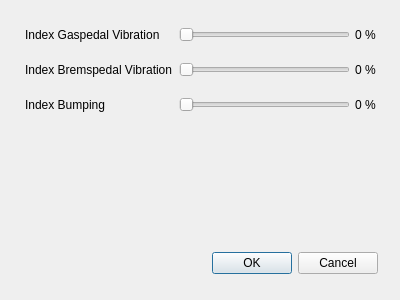
This is wheelslipconfiguration.ui in Lumlumski/PedalVibration as Qt 5 draws it before an edit. The edited form follows.
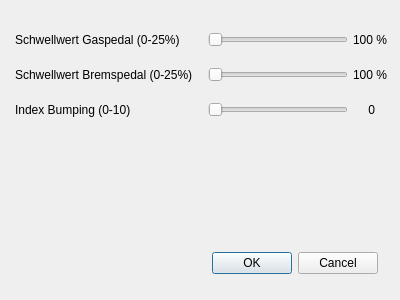
This is the edited form. Icons and pictures are not drawn.

Commit message: Added settable indices for brake, gas, and bumping

Patch:
```diff
--- a/wheelslipconfiguration.ui
+++ b/wheelslipconfiguration.ui
@@ -10,6 +10,12 @@
     <height>300</height>
    </rect>
   </property>
+  <property name="sizePolicy">
+   <sizepolicy hsizetype="Fixed" vsizetype="Fixed">
+    <horstretch>0</horstretch>
+    <verstretch>0</verstretch>
+   </sizepolicy>
+  </property>
   <property name="windowTitle">
    <string>Configure Wheel Slip Detection</string>
   </property>
@@ -37,13 +43,16 @@
   <widget class="QWidget" name="formLayoutWidget">
    <property name="geometry">
     <rect>
-     <x>10</x>
+     <x>0</x>
      <y>10</y>
-     <width>381</width>
+     <width>401</width>
      <height>221</height>
     </rect>
    </property>
    <layout class="QFormLayout" name="formLayout">
+    <property name="horizontalSpacing">
+     <number>15</number>
+    </property>
     <property name="verticalSpacing">
      <number>15</number>
     </property>
@@ -51,24 +60,39 @@
      <number>15</number>
     </property>
     <property name="topMargin">
-     <number>15</number>
+     <number>20</number>
     </property>
     <property name="rightMargin">
-     <number>15</number>
+     <number>0</number>
     </property>
     <item row="0" column="0">
      <widget class="QLabel" name="gasIndexLabel">
       <property name="text">
-       <string>Index Gaspedal Vibration</string>
+       <string>Schwellwert Gaspedal (0-25%)</string>
       </property>
      </widget>
     </item>
     <item row="0" column="1">
-     <layout class="QHBoxLayout" name="gasIndexHorizLayout">
+     <layout class="QHBoxLayout" name="gasIndexHorizLayout" stretch="0,1,0">
+      <property name="spacing">
+       <number>0</number>
+      </property>
       <item>
        <widget class="QSlider" name="gasIndexSlider">
+        <property name="sizePolicy">
+         <sizepolicy hsizetype="Fixed" vsizetype="Fixed">
+          <horstretch>0</horstretch>
+          <verstretch>0</verstretch>
+         </sizepolicy>
+        </property>
+        <property name="minimumSize">
+         <size>
+          <width>140</width>
+          <height>0</height>
+         </size>
+        </property>
         <property name="maximum">
-         <number>100</number>
+         <number>25</number>
         </property>
         <property name="orientation">
          <enum>Qt::Horizontal</enum>
@@ -93,19 +117,49 @@
       </item>
       <item>
        <widget class="QLabel" name="gasIndexPercLabel">
+        <property name="sizePolicy">
+         <sizepolicy hsizetype="Fixed" vsizetype="Preferred">
+          <horstretch>0</horstretch>
+          <verstretch>0</verstretch>
+         </sizepolicy>
+        </property>
+        <property name="minimumSize">
+         <size>
+          <width>32</width>
+          <height>0</height>
+         </size>
+        </property>
         <property name="text">
-         <string>0 %</string>
+         <string>100 %</string>
+        </property>
+        <property name="alignment">
+         <set>Qt::AlignRight|Qt::AlignTrailing|Qt::AlignVCenter</set>
         </property>
        </widget>
       </item>
      </layout>
     </item>
     <item row="1" column="1">
-     <layout class="QHBoxLayout" name="brakeIndexHorizLayout">
+     <layout class="QHBoxLayout" name="brakeIndexHorizLayout" stretch="0,1,0">
+      <property name="spacing">
+       <number>0</number>
+      </property>
       <item>
        <widget class="QSlider" name="brakeIndexSlider">
+        <property name="sizePolicy">
+         <sizepolicy hsizetype="Fixed" vsizetype="Fixed">
+          <horstretch>0</horstretch>
+          <verstretch>0</verstretch>
+         </sizepolicy>
+        </property>
+        <property name="minimumSize">
+         <size>
+          <width>140</width>
+          <height>0</height>
+         </size>
+        </property>
         <property name="maximum">
-         <number>100</number>
+         <number>25</number>
         </property>
         <property name="orientation">
          <enum>Qt::Horizontal</enum>
@@ -130,8 +184,23 @@
       </item>
       <item>
        <widget class="QLabel" name="brakeIndexPercLabel">
+        <property name="sizePolicy">
+         <sizepolicy hsizetype="Fixed" vsizetype="Preferred">
+          <horstretch>0</horstretch>
+          <verstretch>0</verstretch>
+         </sizepolicy>
+        </property>
+        <property name="minimumSize">
+         <size>
+          <width>32</width>
+          <height>0</height>
+         </size>
+        </property>
         <property name="text">
-         <string>0 %</string>
+         <string>100 %</string>
+        </property>
+        <property name="alignment">
+         <set>Qt::AlignRight|Qt::AlignTrailing|Qt::AlignVCenter</set>
         </property>
        </widget>
       </item>
@@ -140,21 +209,39 @@
     <item row="1" column="0">
      <widget class="QLabel" name="brakeIndexLabel">
       <property name="text">
-       <string>Index Bremspedal Vibration</string>
+       <string>Schwellwert Bremspedal (0-25%)</string>
       </property>
      </widget>
     </item>
     <item row="2" column="0">
      <widget class="QLabel" name="bumpingLabel">
       <property name="text">
-       <string>Index Bumping</string>
+       <string>Index Bumping (0-10)</string>
       </property>
      </widget>
     </item>
     <item row="2" column="1">
-     <layout class="QHBoxLayout" name="horizontalLayout">
+     <layout class="QHBoxLayout" name="horizontalLayout" stretch="0,1,0,0">
+      <property name="spacing">
+       <number>0</number>
+      </property>
       <item>
        <widget class="QSlider" name="bumpingIndexSlider">
+        <property name="sizePolicy">
+         <sizepolicy hsizetype="Fixed" vsizetype="Fixed">
+          <horstretch>0</horstretch>
+          <verstretch>0</verstretch>
+         </sizepolicy>
+        </property>
+        <property name="minimumSize">
+         <size>
+          <width>140</width>
+          <height>0</height>
+         </size>
+        </property>
+        <property name="maximum">
+         <number>10</number>
+        </property>
         <property name="orientation">
          <enum>Qt::Horizontal</enum>
         </property>
@@ -178,11 +265,42 @@
       </item>
       <item>
        <widget class="QLabel" name="bumpingIndexPercLabel">
+        <property name="sizePolicy">
+         <sizepolicy hsizetype="Fixed" vsizetype="Preferred">
+          <horstretch>0</horstretch>
+          <verstretch>0</verstretch>
+         </sizepolicy>
+        </property>
+        <property name="minimumSize">
+         <size>
+          <width>22</width>
+          <height>0</height>
+         </size>
+        </property>
         <property name="text">
-         <string>0 %</string>
+         <string>0</string>
+        </property>
+        <property name="alignment">
+         <set>Qt::AlignRight|Qt::AlignTrailing|Qt::AlignVCenter</set>
         </property>
        </widget>
       </item>
+      <item>
+       <spacer name="horizontalSpacer_4">
+        <property name="orientation">
+         <enum>Qt::Horizontal</enum>
+        </property>
+        <property name="sizeType">
+         <enum>QSizePolicy::Fixed</enum>
+        </property>
+        <property name="sizeHint" stdset="0">
+         <size>
+          <width>10</width>
+          <height>20</height>
+         </size>
+        </property>
+       </spacer>
+      </item>
      </layout>
     </item>
    </layout>
```
The commit also changes 4 other files.
